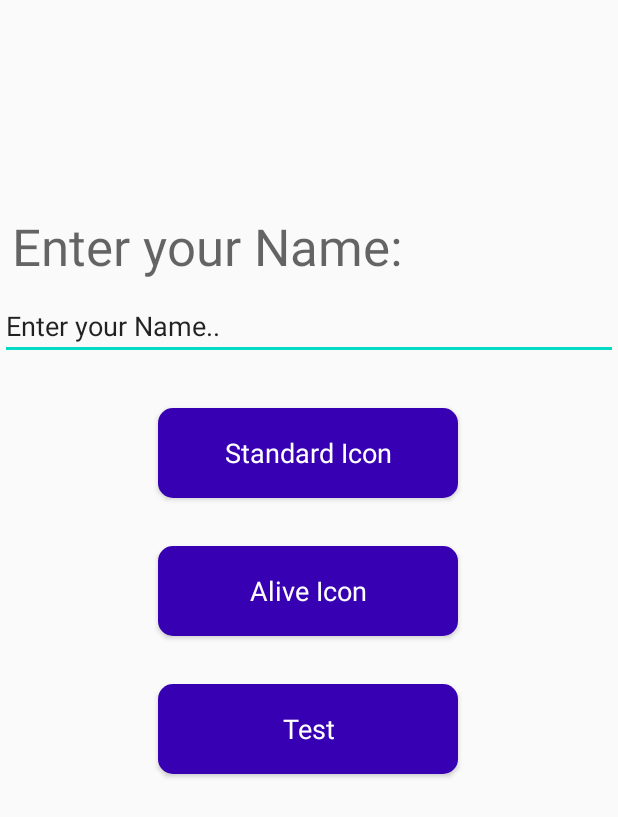
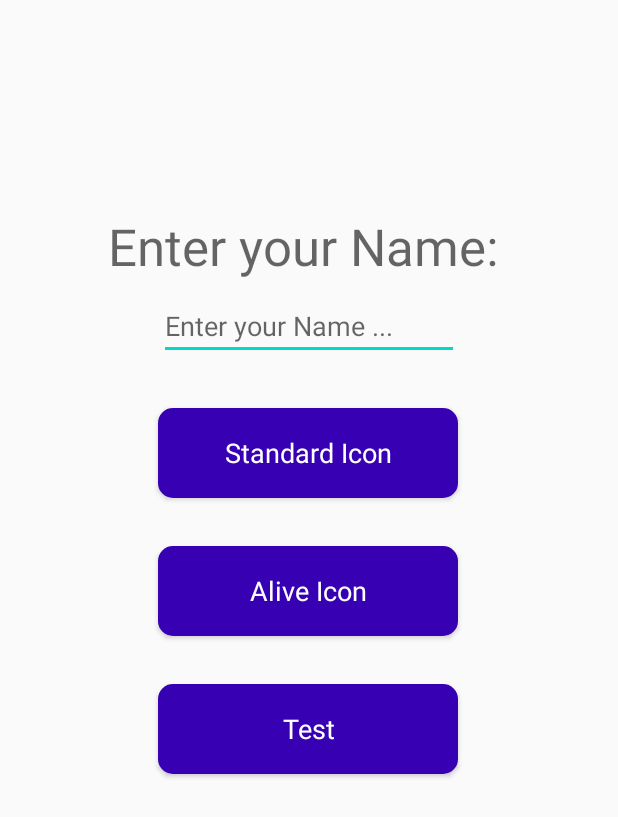
Before and after one commit to elsandner/IconFunctionTest, an Android app: the screen it shows after launch (MainActivity), after a tap on "Test", on a phone screen of 412 x 824 dp. Shown: the top 817 px of the screen. Run offline under Robolectric (Android 15) with nearby library versions, the phone set to English and light mode, and no system bars; libraries missing offline, so code that uses them is left out: com.blogspot.atifsoftwares, com.opencsv.

Commit message:
extended logging

```diff
--- a/app/src/main/java/com/example/iconfunctiontest/Presentation/MainActivity.java
+++ b/app/src/main/java/com/example/iconfunctiontest/Presentation/MainActivity.java
@@ -37,9 +37,7 @@ public class MainActivity extends AppCompatActivity {
         setContentView(R.layout.activity_main);
 
         name = findViewById(R.id.input_Name);
-        name.setText(Parameter.getName());
     }
-
 
 
     public void onClickBt_Standard(View view) {
@@ -64,9 +62,12 @@ public class MainActivity extends AppCompatActivity {
     public void onClickBt_Test(View view){
         //TODO: create new activity to enter name or find an other better solution
         //save name
-        if(!name.getText().toString().equals("Enter your Name..")) {
-            Parameter.setName(name.getText().toString());
-
+        String username = name.getText().toString();
+        if(username.matches("")){
+            Toast.makeText(getApplicationContext(), "Enter  your name first!", Toast.LENGTH_LONG).show();
+        }
+        else{
+            Parameter.setName(username);
             Intent i = new Intent(MainActivity.this, TestMenuActivity.class);
             startActivity(i);
             Animatoo.animateSlideUp(MainActivity.this);
@@ -79,13 +80,7 @@ public class MainActivity extends AppCompatActivity {
                 }
             }
         }
-        else{
-            Toast.makeText(getApplicationContext(), "Enter  your name first!", Toast.LENGTH_LONG).show();
-        }
-
 
     }
 
-
-
 }
--- a/app/src/main/java/com/example/iconfunctiontest/Services/Parameter.java
+++ b/app/src/main/java/com/example/iconfunctiontest/Services/Parameter.java
@@ -2,7 +2,7 @@ package com.example.iconfunctiontest.Services;
 
 public class Parameter {
     //General
-    private static String name="Enter your Name..";
+    private static String name="default";
 
     private static int DEFAULT=2;
     public static int LongClick_Vibration_time = 200; //in miliseconds
--- a/app/src/main/res/layout/activity_main.xml
+++ b/app/src/main/res/layout/activity_main.xml
@@ -8,7 +8,7 @@
 
     <com.google.android.material.textfield.TextInputEditText
         android:id="@+id/input_Name"
-        android:layout_width="match_parent"
+        android:layout_width="200dp"
         android:layout_height="wrap_content"
         android:hint="Enter your Name ... "
         android:password="false"
@@ -22,12 +22,11 @@
         android:id="@+id/tV_Name"
         android:layout_width="wrap_content"
         android:layout_height="wrap_content"
-        android:layout_marginStart="8dp"
-        android:layout_marginLeft="8dp"
         android:layout_marginBottom="8dp"
         android:text="Enter your Name: "
         android:textAppearance="@style/TextAppearance.AppCompat.Display1"
         app:layout_constraintBottom_toTopOf="@+id/input_Name"
+        app:layout_constraintEnd_toEndOf="parent"
         app:layout_constraintStart_toStartOf="parent" />
 
     <Button
```
Also changed, not shown: app/src/main/java/com/example/iconfunctiontest/Services/TestService.java (+44 -5 lines).
